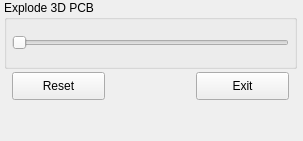
Qt form Resources/ui/explode.ui (easyw/kicadStepUpMod) before a commit.
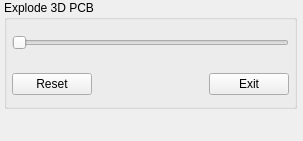
The same form after that commit.

Commit message: explode pcb option added

The edit to the form file:
```diff
--- a/Resources/ui/explode.ui
+++ b/Resources/ui/explode.ui
@@ -10,6 +10,12 @@
     <height>141</height>
    </rect>
   </property>
+  <property name="minimumSize">
+   <size>
+    <width>48</width>
+    <height>48</height>
+   </size>
+  </property>
   <property name="layoutDirection">
    <enum>Qt::LeftToRight</enum>
   </property>
@@ -29,7 +35,7 @@
       <x>4</x>
       <y>0</y>
       <width>293</width>
-      <height>69</height>
+      <height>109</height>
      </rect>
     </property>
     <property name="title">
@@ -63,38 +69,51 @@
       </item>
      </layout>
     </widget>
-   </widget>
-   <widget class="QPushButton" name="pb_Close">
+    <widget class="QWidget" name="horizontalLayoutWidget">
     <property name="geometry">
      <rect>
-      <x>196</x>
-      <y>72</y>
-      <width>93</width>
-      <height>28</height>
-     </rect>
-    </property>
-    <property name="toolTip">
-     <string notr="true">Exit</string>
-    </property>
-    <property name="text">
-     <string notr="true">Exit</string>
-    </property>
-   </widget>
+       <x>8</x>
+       <y>64</y>
+       <width>277</width>
+       <height>41</height>
+      </rect>
+     </property>
+     <layout class="QHBoxLayout" name="horizontalLayout">
+      <item>
    <widget class="QPushButton" name="pb_Reset">
-    <property name="geometry">
-     <rect>
-      <x>12</x>
-      <y>72</y>
-      <width>93</width>
-      <height>28</height>
-     </rect>
-    </property>
     <property name="toolTip">
      <string notr="true">Reset</string>
     </property>
     <property name="text">
      <string notr="true">Reset</string>
     </property>
+       </widget>
+      </item>
+      <item>
+       <spacer name="horizontalSpacer">
+        <property name="orientation">
+         <enum>Qt::Horizontal</enum>
+        </property>
+        <property name="sizeHint" stdset="0">
+         <size>
+          <width>40</width>
+          <height>20</height>
+         </size>
+        </property>
+       </spacer>
+      </item>
+      <item>
+       <widget class="QPushButton" name="pb_Close">
+        <property name="toolTip">
+         <string notr="true">Exit</string>
+        </property>
+        <property name="text">
+         <string notr="true">Exit</string>
+        </property>
+       </widget>
+      </item>
+     </layout>
+    </widget>
    </widget>
   </widget>
  </widget>
```
Lines whose indentation alone changed are shown as unchanged. The commit also changes 3 other files.
